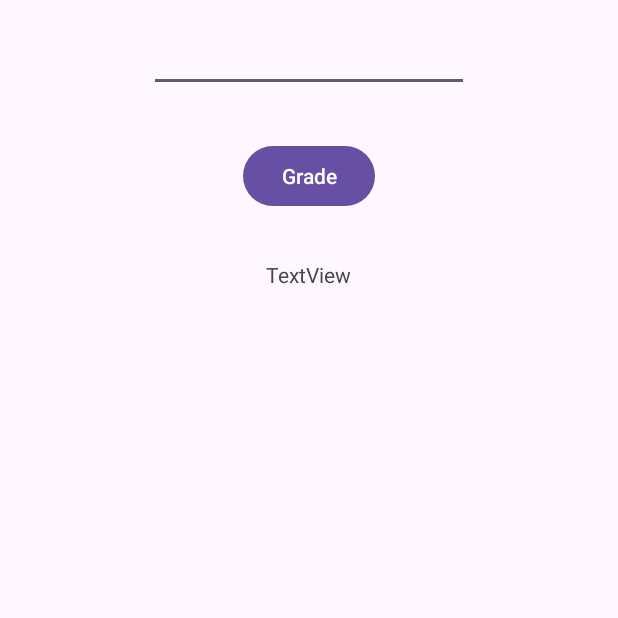
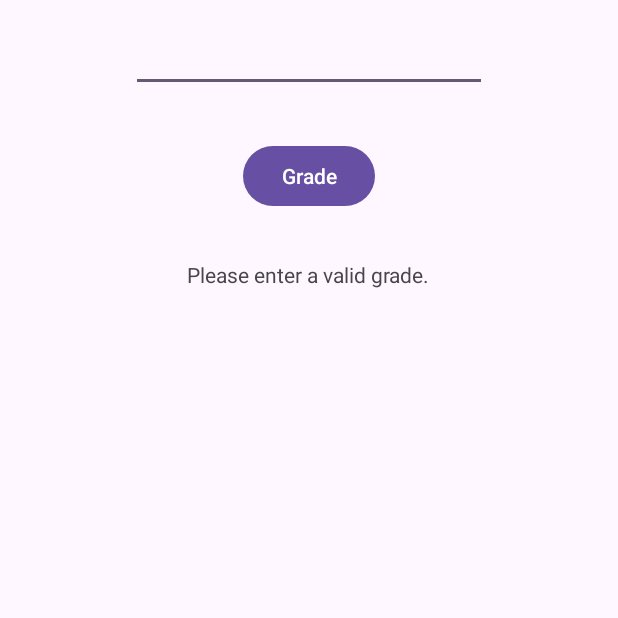
Before and after one commit to kitkatie2823/gradeProject, an Android app: the screen it shows after launch (MainActivity), after a tap on "Grade", on a phone screen of 412 x 824 dp, the top half of it. Run offline under Robolectric (Android 15) with nearby library versions, the phone set to English and light mode, and no system bars.

Commit message:
displays letter grades correctly

```diff
--- a/app/src/main/res/layout/activity_main.xml
+++ b/app/src/main/res/layout/activity_main.xml
@@ -11,7 +11,7 @@
 
     <EditText
         android:id="@+id/enter_grade"
-        android:layout_width="wrap_content"
+        android:layout_width="237dp"
         android:layout_height="wrap_content"
         android:layout_gravity="center"
         android:layout_margin="16dp"
@@ -28,11 +28,10 @@
         android:text="Grade" />
 
     <TextView
-        android:id="@+id/textView2"
+        android:id="@+id/gradeDisplay"
         android:layout_width="wrap_content"
         android:layout_height="wrap_content"
-        android:text="TextView"
-        android:layout_margin="16dp"
-        android:layout_gravity="center"/>
+        android:layout_gravity="center"
+        android:layout_margin="16dp" />
 
 </LinearLayout>
```
Also changed, not shown: app/src/main/java/com/example/assignment11standroidapp/MainActivity.kt (+32 -8 lines).
